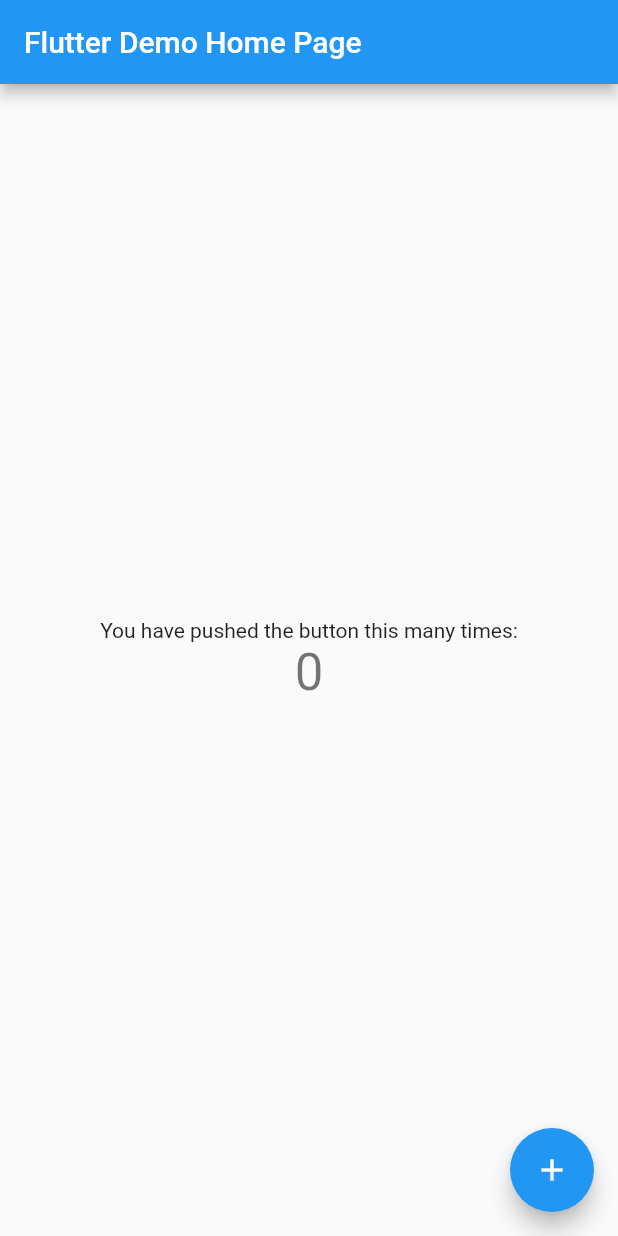
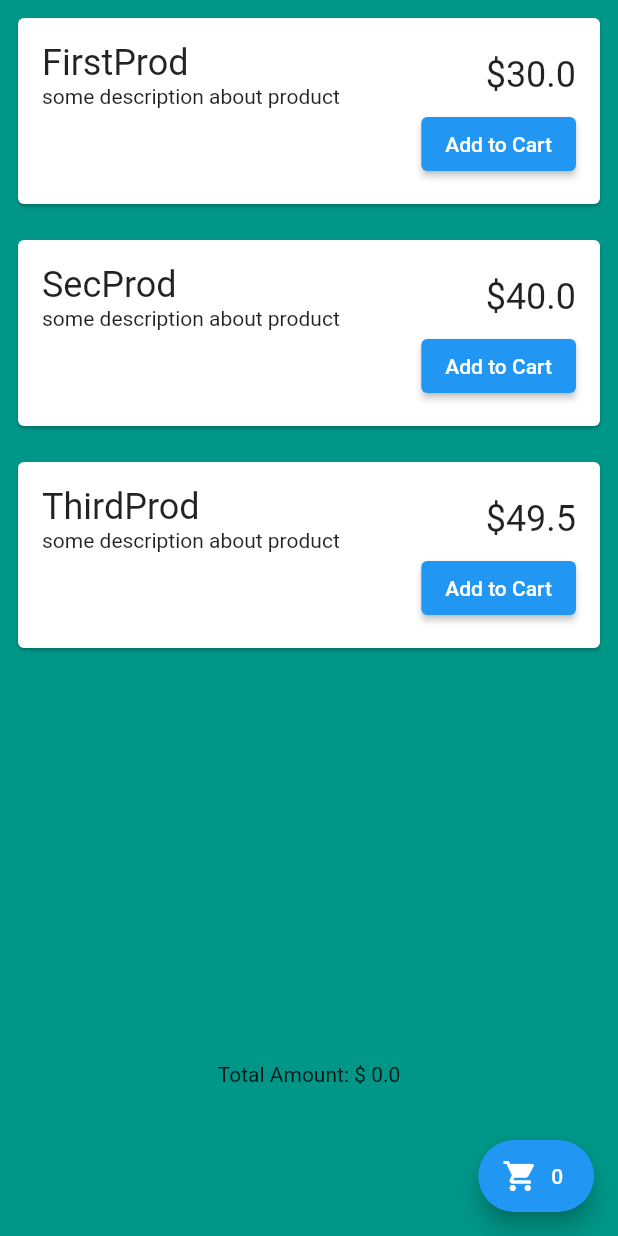
Before and after one commit to Shusmoy108/Flutter-GetX, a Flutter app: the screen it shows after launch, on a phone screen of 412 x 824 dp. Run offline on Flutter 3.47's test engine with Material 2 defaults, Android fonts, the phone set to English and light mode, and no system bars; our stand-ins replace get.

Commit message:
getX done

```diff
--- a/lib/main.dart
+++ b/lib/main.dart
@@ -1,117 +1,6 @@
+import 'package:GetX/src/app.dart';
 import 'package:flutter/material.dart';
 
 void main() {
-  runApp(MyApp());
+  runApp(App());
 }
-
-class MyApp extends StatelessWidget {
-  // This widget is the root of your application.
-  @override
-  Widget build(BuildContext context) {
-    return MaterialApp(
-      title: 'Flutter Demo',
-      theme: ThemeData(
-        // This is the theme of your application.
-        //
-        // Try running your application with "flutter run". You'll see the
-        // application has a blue toolbar. Then, without quitting the app, try
-        // changing the primarySwatch below to Colors.green and then invoke
-        // "hot reload" (press "r" in the console where you ran "flutter run",
-        // or simply save your changes to "hot reload" in a Flutter IDE).
-        // Notice that the counter didn't reset back to zero; the application
-        // is not restarted.
-        primarySwatch: Colors.blue,
-        // This makes the visual density adapt to the platform that you run
-        // the app on. For desktop platforms, the controls will be smaller and
-        // closer together (more dense) than on mobile platforms.
-        visualDensity: VisualDensity.adaptivePlatformDensity,
-      ),
-      home: MyHomePage(title: 'Flutter Demo Home Page'),
-    );
-  }
-}
-
-class MyHomePage extends StatefulWidget {
-  MyHomePage({Key key, this.title}) : super(key: key);
-
-  // This widget is the home page of your application. It is stateful, meaning
-  // that it has a State object (defined below) that contains fields that affect
-  // how it looks.
-
-  // This class is the configuration for the state. It holds the values (in this
-  // case the title) provided by the parent (in this case the App widget) and
-  // used by the build method of the State. Fields in a Widget subclass are
-  // always marked "final".
-
-  final String title;
-
-  @override
-  _MyHomePageState createState() => _MyHomePageState();
-}
-
-class _MyHomePageState extends State<MyHomePage> {
-  int _counter = 0;
-
-  void _incrementCounter() {
-    setState(() {
-      // This call to setState tells the Flutter framework that something has
-      // changed in this State, which causes it to rerun the build method below
-      // so that the display can reflect the updated values. If we changed
-      // _counter without calling setState(), then the build method would not be
-      // called again, and so nothing would appear to happen.
-      _counter++;
-    });
-  }
-
-  @override
-  Widget build(BuildContext context) {
-    // This method is rerun every time setState is called, for instance as done
-    // by the _incrementCounter method above.
-    //
-    // The Flutter framework has been optimized to make rerunning build methods
-    // fast, so that you can just rebuild anything that needs updating rather
-    // than having to individually change instances of widgets.
-    return Scaffold(
-      appBar: AppBar(
-        // Here we take the value from the MyHomePage object that was created by
-        // the App.build method, and use it to set our appbar title.
-        title: Text(widget.title),
-      ),
-      body: Center(
-        // Center is a layout widget. It takes a single child and positions it
-        // in the middle of the parent.
-        child: Column(
-          // Column is also a layout widget. It takes a list of children and
-          // arranges them vertically. By default, it sizes itself to fit its
-          // children horizontally, and tries to be as tall as its parent.
-          //
-          // Invoke "debug painting" (press "p" in the console, choose the
-          // "Toggle Debug Paint" action from the Flutter Inspector in Android
-          // Studio, or the "Toggle Debug Paint" command in Visual Studio Code)
-          // to see the wireframe for each widget.
-          //
-          // Column has various properties to control how it sizes itself and
-          // how it positions its children. Here we use mainAxisAlignment to
-          // center the children vertically; the main axis here is the vertical
-          // axis because Columns are vertical (the cross axis would be
-          // horizontal).
-          mainAxisAlignment: MainAxisAlignment.center,
-          children: <Widget>[
-            Text(
-              'You have pushed the button this many times:',
-            ),
-            Text(
-              '$_counter',
-              style: Theme.of(context).textTheme.headline4,
-            ),
-          ],
-        ),
-      ),
-      floatingActionButton: FloatingActionButton(
-        onPressed: _incrementCounter,
-        tooltip: 'Increment',
-        child: Icon(Icons.add),
-      ), // This trailing comma makes auto-formatting nicer for build methods.
-    );
-  }
-}
--- /dev/null
+++ b/lib/src/app.dart
@@ -0,0 +1,12 @@
+import 'package:GetX/src/views/ShoppingPage.dart';
+import 'package:flutter/material.dart';
+
+class App extends StatelessWidget {
+  @override
+  Widget build(BuildContext context) {
+    return MaterialApp(
+        title: 'Flutter GetX',
+        debugShowCheckedModeBanner: false,
+        home: ShoppingPage());
+  }
+}
--- /dev/null
+++ b/lib/src/controllers/CartController.dart
@@ -0,0 +1,12 @@
+import 'package:GetX/src/models/Products.dart';
+import 'package:get/get.dart';
+
+class CartController extends GetxController {
+  var cartItems = [].obs;
+  double get totalPrice =>
+      cartItems.fold(0, (sum, item) => sum = sum + item.price);
+  int get totalItem => cartItems.fold(0, (count, item) => count = count + 1);
+  addToCart(Product product) {
+    cartItems.add(product);
+  }
+}
--- /dev/null
+++ b/lib/src/controllers/ShoppingController.dart
@@ -0,0 +1,36 @@
+import 'package:GetX/src/models/Products.dart';
+import 'package:get/get.dart';
+
+class ShoppingController extends GetxController {
+  var products = [].obs;
+  @override
+  void onInit() {
+    super.onInit();
+    fetchProducts();
+  }
+
+  void fetchProducts() async {
+    await Future.delayed(Duration(seconds: 1));
+    var productResult = [
+      Product(
+          id: 1,
+          price: 30,
+          productDescription: 'some description about product',
+          productImage: 'abd',
+          productName: 'FirstProd'),
+      Product(
+          id: 2,
+          price: 40,
+          productDescription: 'some description about product',
+          productImage: 'abd',
+          productName: 'SecProd'),
+      Product(
+          id: 3,
+          price: 49.5,
+          productDescription: 'some description about product',
+          productImage: 'abd',
+          productName: 'ThirdProd'),
+    ];
+    products.value = productResult;
+  }
+}
--- /dev/null
+++ b/lib/src/models/Products.dart
@@ -0,0 +1,19 @@
+import 'package:get/state_manager.dart';
+
+class Product {
+  final int id;
+  final String productName;
+  final String productImage;
+  final String productDescription;
+  final double price;
+
+  Product({
+    this.id,
+    this.productName,
+    this.productImage,
+    this.productDescription,
+    this.price,
+  });
+
+  final isFavorite = false.obs;
+}
--- /dev/null
+++ b/lib/src/views/ShoppingPage.dart
@@ -0,0 +1,74 @@
+import 'package:GetX/src/controllers/CartController.dart';
+import 'package:GetX/src/controllers/ShoppingController.dart';
+import 'package:flutter/material.dart';
+import 'package:get/get.dart';
+
+class ShoppingPage extends StatelessWidget {
+  final shoppingController = Get.put(ShoppingController());
+  final cartController = Get.put(CartController());
+  @override
+  Widget build(BuildContext context) {
+    return Scaffold(
+        backgroundColor: Colors.teal,
+        body: Column(
+          children: [
+            Expanded(child: GetX<ShoppingController>(builder: (controller) {
+              return ListView.builder(
+                  itemCount: controller.products.length,
+                  itemBuilder: (context, index) {
+                    return Card(
+                        margin: const EdgeInsets.all(12),
+                        child: Padding(
+                            padding: const EdgeInsets.all(16.0),
+                            child: Column(
+                                crossAxisAlignment: CrossAxisAlignment.end,
+                                children: [
+                                  Row(
+                                    mainAxisAlignment:
+                                        MainAxisAlignment.spaceBetween,
+                                    children: [
+                                      Column(
+                                        crossAxisAlignment:
+                                            CrossAxisAlignment.start,
+                                        children: [
+                                          Text(
+                                            '${controller.products[index].productName}',
+                                            style: TextStyle(fontSize: 24),
+                                          ),
+                                          Text(
+                                              '${controller.products[index].productDescription}'),
+                                        ],
+                                      ),
+                                      Text(
+                                          '\$${controller.products[index].price}',
+                                          style: TextStyle(fontSize: 24)),
+                                    ],
+                                  ),
+                                  ElevatedButton(
+                                    onPressed: () {
+                                      cartController.addToCart(
+                                          controller.products[index]);
+                                    },
+                                    // color: Colors.blue,
+                                    // textColor: Colors.white,
+                                    child: Text('Add to Cart'),
+                                  )
+                                ])));
+                  });
+            })),
+            GetX<CartController>(builder: (controller) {
+              return Text("Total Amount: \$ ${controller.totalPrice}");
+            }),
+            SizedBox(
+              height: 100,
+            )
+          ],
+        ),
+        floatingActionButton: FloatingActionButton.extended(
+            onPressed: () {},
+            icon: Icon(Icons.shopping_cart),
+            label: Obx(() {
+              return Text("${cartController.totalItem}");
+            })));
+  }
+}
--- a/pubspec.yaml
+++ b/pubspec.yaml
@@ -3,7 +3,7 @@ description: A new Flutter project.
 
 # The following line prevents the package from being accidentally published to
 # pub.dev using `pub publish`. This is preferred for private packages.
-publish_to: 'none' # Remove this line if you wish to publish to pub.dev
+publish_to: "none" # Remove this line if you wish to publish to pub.dev
 
 # The following defines the version and build number for your application.
 # A version number is three numbers separated by dots, like 1.2.43
@@ -24,10 +24,10 @@ dependencies:
   flutter:
     sdk: flutter
 
-
   # The following adds the Cupertino Icons font to your application.
   # Use with the CupertinoIcons class for iOS style icons.
   cupertino_icons: ^0.1.3
+  get: ^4.1.4
 
 dev_dependencies:
   flutter_test:
@@ -38,7 +38,6 @@ dev_dependencies:
 
 # The following section is specific to Flutter.
 flutter:
-
   # The following line ensures that the Material Icons font is
   # included with your application, so that you can use the icons in
   # the material Icons class.
```
Also changed, not shown: pubspec.lock.
